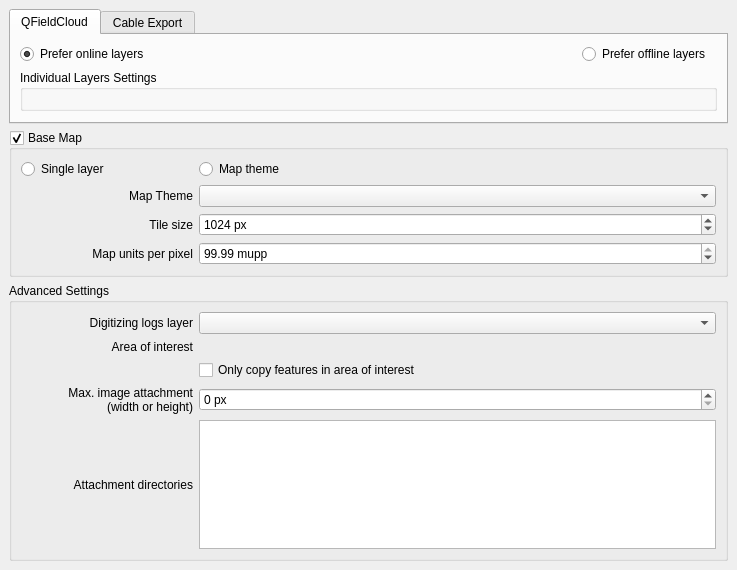
Before: the Qt Designer form qfieldsync/ui/project_configuration_widget.ui in opengisch/qfieldsync, drawn with Qt 5.
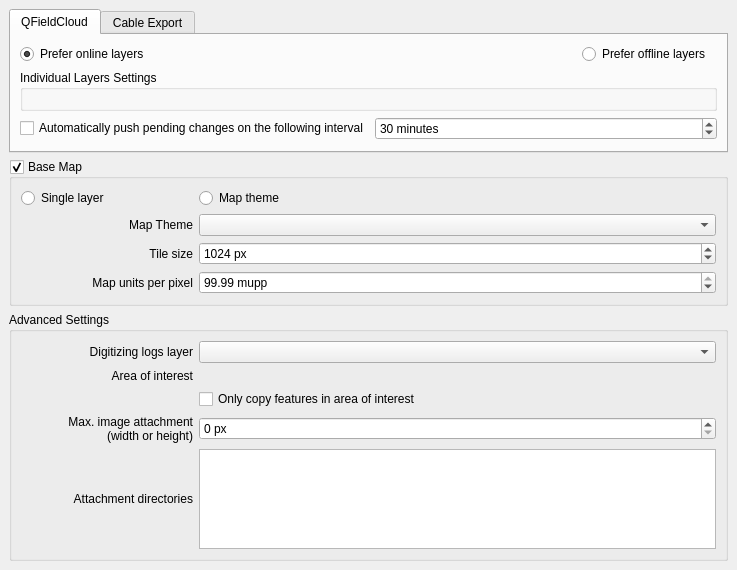
After: the same form once the commit is applied. Custom widgets are drawn as their Qt base class.

Commit message: Allow users to force auto-push and manage time interval via project configuration

The edit to the form file:
```diff
--- a/qfieldsync/ui/project_configuration_widget.ui
+++ b/qfieldsync/ui/project_configuration_widget.ui
@@ -104,6 +104,51 @@
             </widget>
            </item>
            <item row="4" column="0" colspan="3">
+            <layout class="QHBoxLayout" name="horizontalLayout">
+             <item>
+              <widget class="QCheckBox" name="forceAutoPush">
+               <property name="sizePolicy">
+                <sizepolicy hsizetype="Fixed" vsizetype="Fixed">
+                 <horstretch>0</horstretch>
+                 <verstretch>0</verstretch>
+                </sizepolicy>
+               </property>
+               <property name="text">
+                <string>Automatically push pending changes on the following interval</string>
+               </property>
+              </widget>
+             </item>
+             <item>
+              <widget class="QgsSpinBox" name="forceAutoPushInterval">
+               <property name="sizePolicy">
+                <sizepolicy hsizetype="Expanding" vsizetype="Fixed">
+                 <horstretch>1</horstretch>
+                 <verstretch>0</verstretch>
+                </sizepolicy>
+               </property>
+               <property name="suffix">
+                <string> minutes</string>
+               </property>
+               <property name="minimum">
+                <number>1</number>
+               </property>
+               <property name="maximum">
+                <number>2880</number>
+               </property>
+               <property name="value">
+                <number>30</number>
+               </property>
+               <property name="showClearButton">
+                <bool>true</bool>
+               </property>
+               <property name="clearValue">
+                <number>30</number>
+               </property>
+              </widget>
+             </item>
+            </layout>
+           </item>
+           <item row="5" column="0" colspan="3">
             <spacer name="verticalSpacer_2">
              <property name="orientation">
               <enum>Qt::Vertical</enum>
```
The commit also changes 1 other file.
